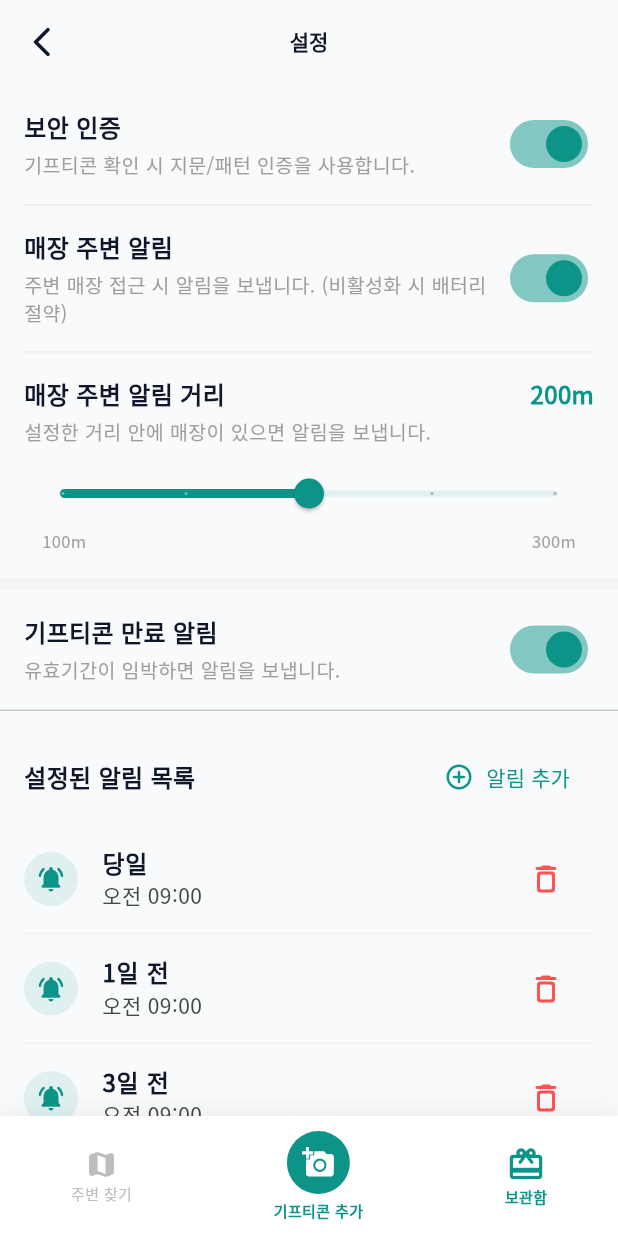
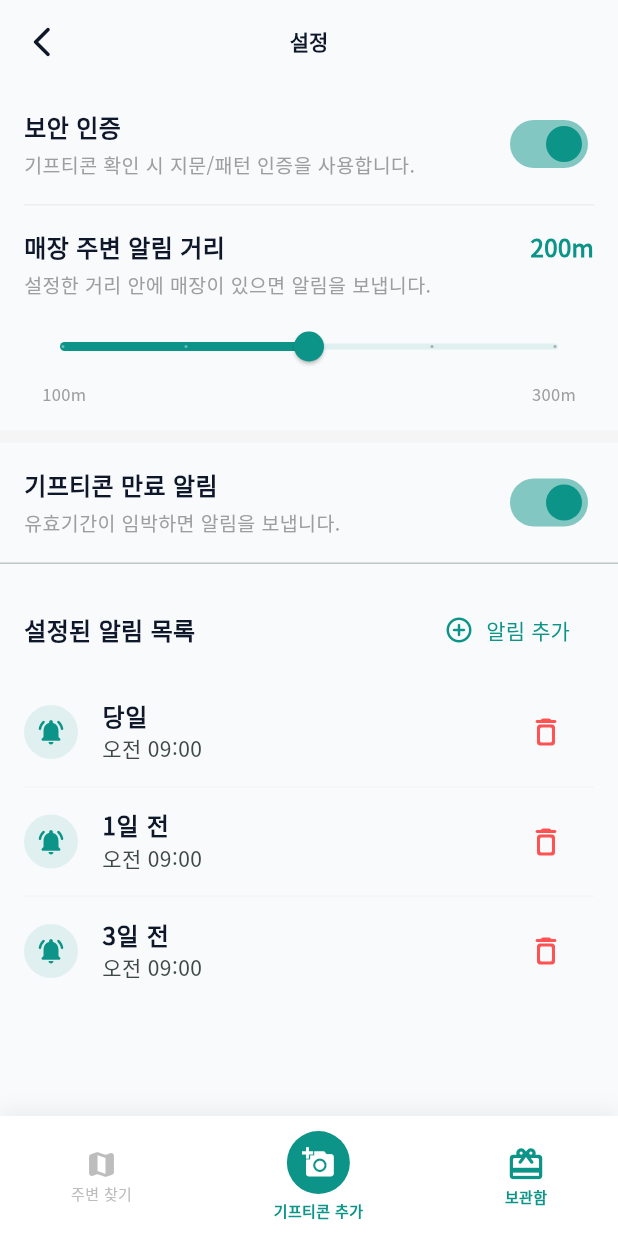
Before and after one commit to top0032/GiftiMap, a Flutter app: the SettingsScreen screen opened by its route, on a phone screen of 412 x 824 dp. Run offline on Flutter 3.47's test engine with Material 3 defaults, Android fonts, the phone set to English and light mode, and no system bars; our stand-ins replace barcode_widget, cloud_firestore, firebase_auth, firebase_core, firebase_storage, flutter_dotenv and 13 more; missing offline and left inert: encrypt, flutter_foreground_task, geofencing_api, google_mlkit_text_recognition, kakao_flutter_sdk_user, kakao_map_plugin and 1 more; accounts and stored records are empty; generated files the repository leaves out were written again; network calls fail; statements that could not run were skipped.

Commit message:
Remove geofence toggle from settings screen

```diff
--- a/lib/features/settings/presentation/screens/settings_screen.dart
+++ b/lib/features/settings/presentation/screens/settings_screen.dart
@@ -34,8 +34,6 @@ class SettingsScreen extends ConsumerWidget {
             child: Column(
               children: [
                 _buildSecurityToggleSection(context, ref, isSecurityOn),
-                Divider(height: 1, color: Colors.grey.shade200, indent: 16, endIndent: 16),
-                _buildGeofenceToggleSection(context, ref, settings.isGeofenceEnabled),
                 Divider(height: 1, color: Colors.grey.shade200, indent: 16, endIndent: 16),
                 _buildGeofenceRadiusSection(context, ref, settings.geofenceRadius, settings.isGeofenceEnabled),
                 Divider(height: 8, thickness: 8, color: Colors.grey.shade100),
@@ -94,38 +92,6 @@ class SettingsScreen extends ConsumerWidget {
                 ref.read(securityToggleProvider.notifier).toggle(value);
               }
             },
-          ),
-        ],
-      ),
-    );
-  }
-
-  Widget _buildGeofenceToggleSection(BuildContext context, WidgetRef ref, bool isGeofenceEnabled) {
-    return Container(
-      padding: const EdgeInsets.all(16),
-      child: Row(
-        mainAxisAlignment: MainAxisAlignment.spaceBetween,
-        children: [
-          const Expanded(
-            child: Column(
-              crossAxisAlignment: CrossAxisAlignment.start,
-              children: [
-                Text(
-                  '매장 주변 알림',
-                  style: TextStyle(fontSize: 16, fontWeight: FontWeight.bold, color: AppTheme.secondaryNavy),
-                ),
-                SizedBox(height: 4),
-                Text(
-                  '주변 매장 접근 시 알림을 보냅니다. (비활성화 시 배터리 절약)',
-                  style: TextStyle(fontSize: 13, color: Colors.grey),
-                ),
-              ],
-            ),
-          ),
-          Switch.adaptive(
-            value: isGeofenceEnabled,
-            activeColor: AppTheme.primaryTeal,
-            onChanged: (value) => ref.read(settingsControllerProvider.notifier).toggleGeofenceEnabled(value),
           ),
         ],
       ),
```
